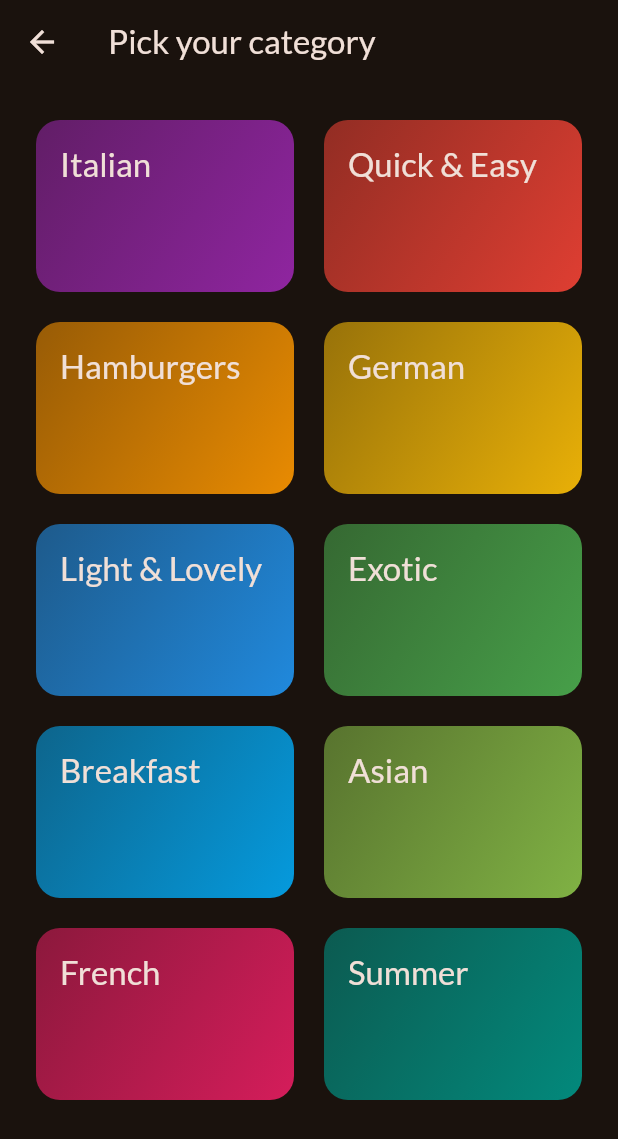
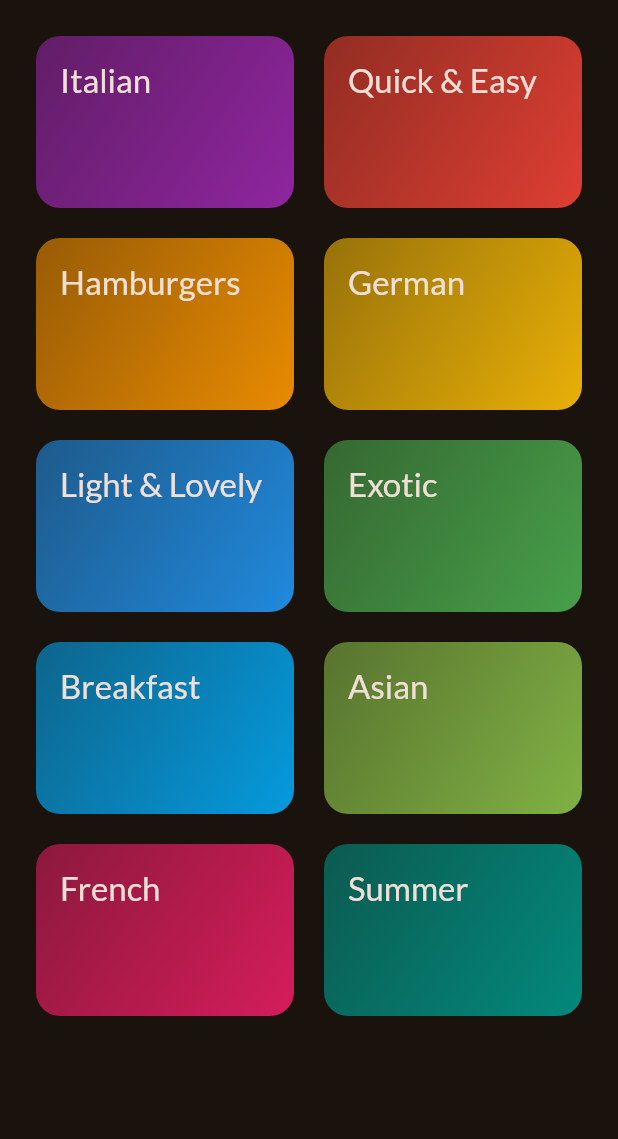
Before and after one commit to musamairshad/Meals-App, a Flutter app: the CategoriesScreen widget shown alone on an empty page, opened directly, on a phone screen of 412 x 824 dp. Shown: the top 1139 px of the screen. Run offline on Flutter 3.47's test engine with Material 2 defaults, Android fonts, the phone set to English and light mode, and no system bars; our stand-ins replace google_fonts, transparent_image.

Commit message:
categories.dart is modified.

```diff
--- a/lib/screens/categories.dart
+++ b/lib/screens/categories.dart
@@ -24,11 +24,13 @@ class CategoriesScreen extends StatelessWidget {
 
   @override
   Widget build(BuildContext context) {
-    return Scaffold(
-      appBar: AppBar(
-        title: const Text('Pick your category'),
-      ),
-      body: GridView(
+    return
+        // Scaffold(
+        //   appBar: AppBar(
+        //     title: const Text('Pick your category'),
+        //   ),
+        //   body:
+        GridView(
       padding: const EdgeInsets.all(24.0),
       gridDelegate: const SliverGridDelegateWithFixedCrossAxisCount(
         crossAxisCount: 2,
@@ -47,7 +49,7 @@ class CategoriesScreen extends StatelessWidget {
             },
           ),
       ],
-      ),
     );
+    // );
   }
 }
```
Lines whose indentation alone changed are shown as unchanged.
